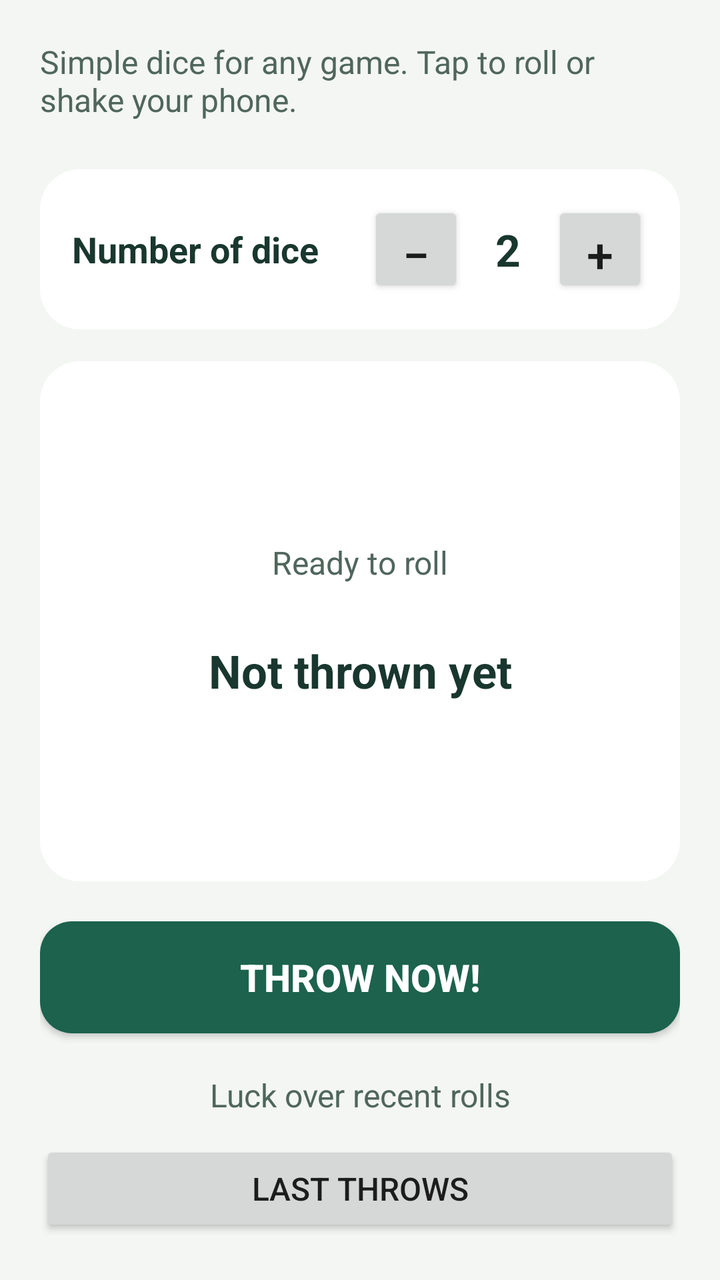
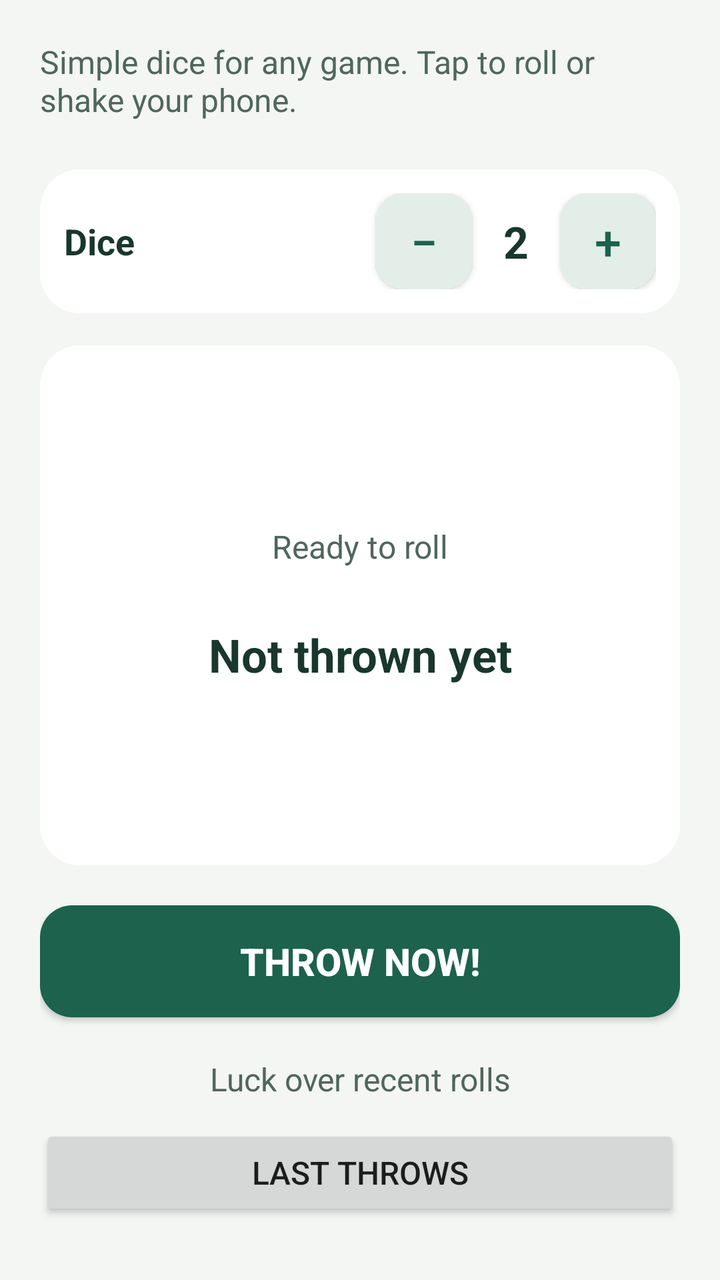

Compare the two renders of this Android layout. The source of the first and the diff that turns it into the second are given below.
<!-- AndroidManifest.xml: application theme AppTheme -->
<!-- res/layout/activity_main.xml -->
<?xml version="1.0" encoding="utf-8"?>
<ScrollView xmlns:android="http://schemas.android.com/apk/res/android"
    android:layout_width="match_parent"
    android:layout_height="match_parent"
    android:background="@color/screen_background"
    android:fitsSystemWindows="true"
    android:fillViewport="true">
    <LinearLayout
        android:layout_width="match_parent"
        android:layout_height="wrap_content"
        android:orientation="vertical"
        android:padding="20dp">
        <TextView
            android:layout_width="match_parent"
            android:layout_height="wrap_content"
            android:text="@string/main_intro"
            android:textColor="@color/text_secondary"
            android:textSize="16sp" />
        <LinearLayout
            android:layout_width="match_parent"
            android:layout_height="wrap_content"
            android:layout_marginTop="24dp"
            android:background="@drawable/card_background"
            android:gravity="center_vertical"
            android:orientation="horizontal"
            android:padding="16dp">
            <TextView
                android:layout_width="0dp"
                android:layout_height="wrap_content"
                android:layout_weight="1"
                android:text="@string/number_of_dice"
                android:textColor="@color/text_primary"
                android:textSize="18sp"
                android:textStyle="bold" />
            <Button
                android:id="@+id/buttonLess"
                android:layout_width="48dp"
                android:layout_height="48dp"
                android:contentDescription="@string/fewer_dice"
                android:onClick="decreaseDice"
                android:text="−"
                android:textSize="24sp" />
            <TextView
                android:id="@+id/tvDiceCount"
                android:layout_width="44dp"
                android:layout_height="wrap_content"
                android:gravity="center"
                android:text="2"
                android:textColor="@color/text_primary"
                android:textSize="22sp"
                android:textStyle="bold" />
            <Button
                android:id="@+id/buttonMore"
                android:layout_width="48dp"
                android:layout_height="48dp"
                android:contentDescription="@string/more_dice"
                android:onClick="increaseDice"
                android:text="+"
                android:textSize="24sp" />
        </LinearLayout>
        <LinearLayout
            android:layout_width="match_parent"
            android:layout_height="wrap_content"
            android:layout_marginTop="16dp"
            android:background="@drawable/card_background"
            android:gravity="center"
            android:minHeight="260dp"
            android:orientation="vertical"
            android:padding="20dp">
            <TextView
                android:id="@+id/tvResultLabel"
                android:layout_width="match_parent"
                android:layout_height="wrap_content"
                android:gravity="center"
                android:text="@string/ready_to_roll"
                android:textColor="@color/text_secondary"
                android:textSize="16sp" />
            <GridLayout
                android:id="@+id/diceGrid"
                android:layout_width="wrap_content"
                android:layout_height="wrap_content"
                android:layout_gravity="center"
                android:layout_marginTop="16dp"
                android:columnCount="3" />
            <TextView
                android:id="@+id/tvThrownDice"
                android:layout_width="match_parent"
                android:layout_height="wrap_content"
                android:layout_marginTop="12dp"
                android:gravity="center"
                android:text="@string/not_thrown_yet"
                android:textColor="@color/text_primary"
                android:textSize="23sp"
                android:textStyle="bold" />
            <TextView
                android:id="@+id/tvTotal"
                android:layout_width="match_parent"
                android:layout_height="wrap_content"
                android:layout_marginTop="6dp"
                android:gravity="center"
                android:textColor="@color/text_secondary"
                android:textSize="16sp"
                android:visibility="gone" />
        </LinearLayout>
        <Button
            android:id="@+id/rollButton"
            android:layout_width="match_parent"
            android:layout_height="56dp"
            android:layout_marginTop="20dp"
            android:background="@drawable/primary_button"
            android:onClick="throwDice"
            android:text="@string/button_send"
            android:textColor="@android:color/white"
            android:textSize="19sp"
            android:textStyle="bold" />
        <TextView
            android:id="@+id/tvLuckyPercentage"
            android:layout_width="match_parent"
            android:layout_height="wrap_content"
            android:layout_marginTop="20dp"
            android:gravity="center"
            android:text="@string/lucky_percentage"
            android:textColor="@color/text_secondary"
            android:textSize="16sp" />
        <Button
            android:layout_width="match_parent"
            android:layout_height="48dp"
            android:layout_marginTop="12dp"
            android:onClick="sendMessage"
            android:text="@string/button_history"
            android:textSize="16sp" />
    </LinearLayout>
</ScrollView>
<!-- resources referenced by this layout -->
<resources>
  <color name="screen_background">#F3F6F3</color>
  <color name="text_primary">#19372E</color>
  <color name="text_secondary">#50665D</color>
  <!-- drawable card_background (drawable) -->
  <?xml version="1.0" encoding="utf-8"?>
  <shape xmlns:android="http://schemas.android.com/apk/res/android">
      <solid android:color="@color/surface" />
      <corners android:radius="20dp" />
  </shape>
  <!-- drawable primary_button (drawable) -->
  <?xml version="1.0" encoding="utf-8"?>
  <ripple xmlns:android="http://schemas.android.com/apk/res/android" android:color="#44FFFFFF">
      <item>
          <shape>
              <solid android:color="@color/forest" />
              <corners android:radius="16dp" />
          </shape>
      </item>
  </ripple>
  <string name="button_history">Last throws</string>
  <string name="button_send">Throw now!</string>
  <string name="fewer_dice">Fewer dice</string>
  <string name="lucky_percentage">Luck over recent rolls</string>
  <string name="main_intro">Simple dice for any game. Tap to roll or shake your phone.</string>
  <string name="more_dice">More dice</string>
  <string name="not_thrown_yet">Not thrown yet</string>
  <string name="number_of_dice">Number of dice</string>
  <string name="ready_to_roll">Ready to roll</string>
  <style name="AppTheme" parent="android:style/Theme.Material.Light.DarkActionBar">
          <item name="android:colorPrimary">@color/forest</item>
          <item name="android:colorPrimaryDark">@color/forest_dark</item>
          <item name="android:colorAccent">@color/forest</item>
          <item name="android:statusBarColor">@color/forest_dark</item>
          <item name="android:navigationBarColor">@color/forest_dark</item>
      </style>
  <color name="surface">#FFFFFF</color>
  <color name="forest">#1C624D</color>
  <color name="forest_dark">#124A39</color>
</resources>

<!-- the commit's change to res/layout/activity_main.xml (unified diff, before → after) -->
@@ -23,12 +23,12 @@
             android:background="@drawable/card_background"
             android:gravity="center_vertical"
             android:orientation="horizontal"
-            android:padding="16dp">
+            android:padding="12dp">
             <TextView
                 android:layout_width="0dp"
                 android:layout_height="wrap_content"
                 android:layout_weight="1"
-                android:text="@string/number_of_dice"
+                android:text="@string/dice_count_label"
                 android:textColor="@color/text_primary"
                 android:textSize="18sp"
                 android:textStyle="bold" />
@@ -37,8 +37,10 @@
                 android:layout_width="48dp"
                 android:layout_height="48dp"
                 android:contentDescription="@string/fewer_dice"
+                android:background="@drawable/stepper_button"
                 android:onClick="decreaseDice"
                 android:text="−"
+                android:textColor="@color/forest"
                 android:textSize="24sp" />
             <TextView
                 android:id="@+id/tvDiceCount"
@@ -54,8 +56,10 @@
                 android:layout_width="48dp"
                 android:layout_height="48dp"
                 android:contentDescription="@string/more_dice"
+                android:background="@drawable/stepper_button"
                 android:onClick="increaseDice"
                 android:text="+"
+                android:textColor="@color/forest"
                 android:textSize="24sp" />
         </LinearLayout>
         <LinearLayout
<!-- resource entries referenced after the edit -->
@@ -19,14 +19,34 @@
           </shape>
       </item>
   </ripple>
+  <!-- drawable stepper_button (drawable) -->
+  <?xml version="1.0" encoding="utf-8"?>
+  <selector xmlns:android="http://schemas.android.com/apk/res/android">
+      <item android:state_enabled="false">
+          <shape>
+              <solid android:color="@color/control_disabled" />
+              <corners android:radius="14dp" />
+          </shape>
+      </item>
+      <item>
+          <ripple android:color="@color/control_ripple">
+              <item>
+                  <shape>
+                      <solid android:color="@color/control_background" />
+                      <corners android:radius="14dp" />
+                  </shape>
+              </item>
+          </ripple>
+      </item>
+  </selector>
   <string name="button_history">Last throws</string>
   <string name="button_send">Throw now!</string>
+  <string name="dice_count_label">Dice</string>
   <string name="fewer_dice">Fewer dice</string>
   <string name="lucky_percentage">Luck over recent rolls</string>
   <string name="main_intro">Simple dice for any game. Tap to roll or shake your phone.</string>
   <string name="more_dice">More dice</string>
   <string name="not_thrown_yet">Not thrown yet</string>
-  <string name="number_of_dice">Number of dice</string>
   <string name="ready_to_roll">Ready to roll</string>
   <style name="AppTheme" parent="android:style/Theme.Material.Light.DarkActionBar">
           <item name="android:colorPrimary">@color/forest</item>
@@ -36,6 +56,9 @@
           <item name="android:navigationBarColor">@color/forest_dark</item>
       </style>
   <color name="surface">#FFFFFF</color>
+  <color name="control_disabled">#EEF1EF</color>
+  <color name="control_ripple">#331C624D</color>
+  <color name="control_background">#E3EEE9</color>
   <color name="forest">#1C624D</color>
   <color name="forest_dark">#124A39</color>
 </resources>
